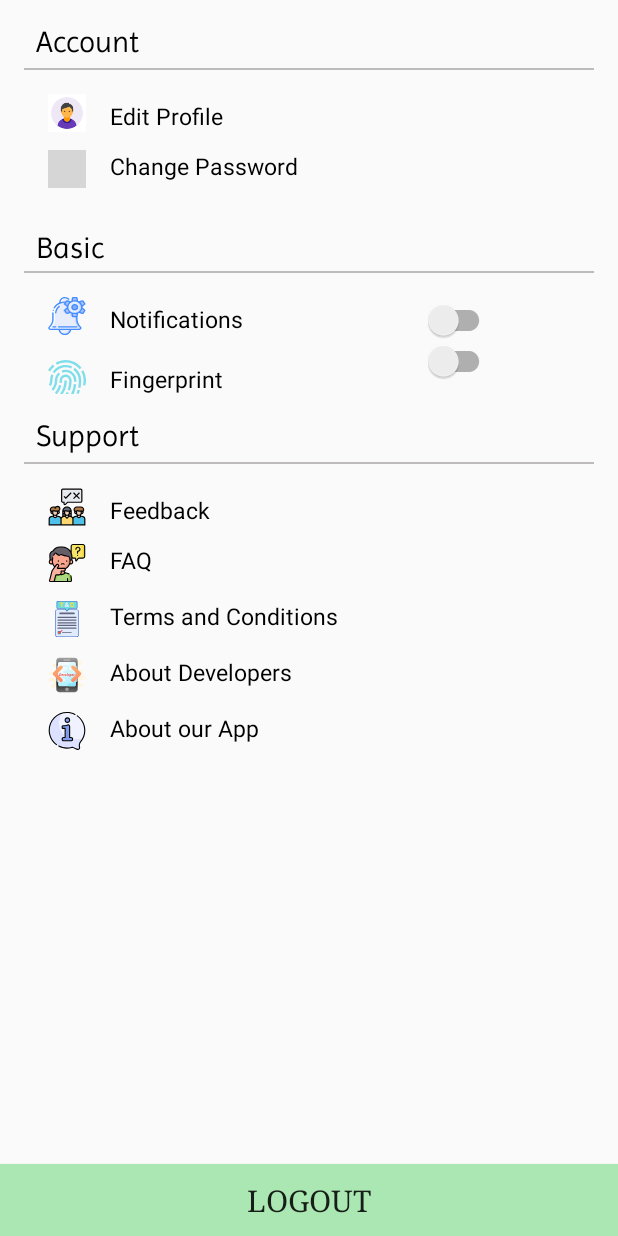
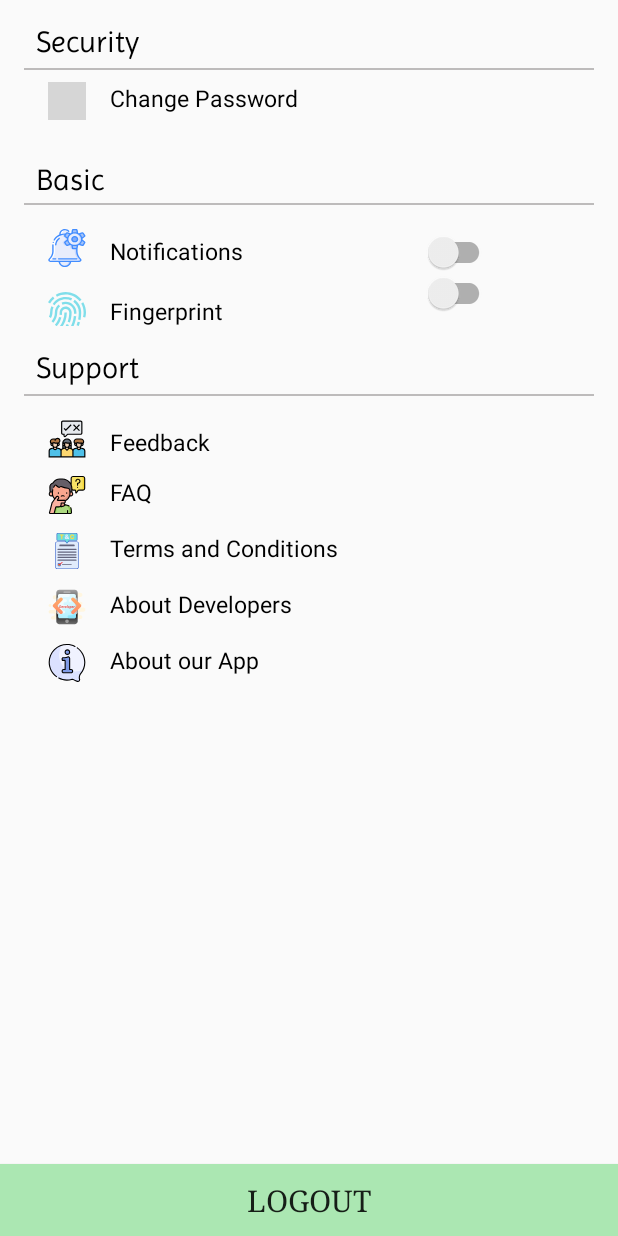
Before and after one commit to abhinendra23/Scan2Equip-Mechanic, an Android app: the SettingActivity screen opened directly, with no data from a screen before it, on a phone screen of 412 x 824 dp. Run offline under Robolectric (Android 15) with nearby library versions, the phone set to English and light mode, and no system bars; our stand-ins replace Firebase (no records; nobody signed in at launch, a user with empty details on screens opened directly); libraries missing offline, so code that uses them is left out: com.suke.widget; plain views replace SwitchButton; grey boxes are pictures that could not be loaded.

Commit message:
Machine info

```diff
--- a/app/src/main/res/layout/activity_setting.xml
+++ b/app/src/main/res/layout/activity_setting.xml
@@ -5,6 +5,7 @@
     android:layout_width="match_parent"
     android:layout_height="match_parent"
     android:orientation="vertical"
+
     tools:context=".SettingActivity">
 
     <LinearLayout
@@ -22,7 +23,7 @@
         <TextView
             android:layout_width="wrap_content"
             android:layout_height="wrap_content"
-            android:text="Account"
+            android:text="Security"
             android:fontFamily="@font/imprima"
             android:textColor="#000000"
             android:textSize="20sp"
@@ -37,39 +38,39 @@
             android:background="#BDBBBB"
             />
 
-        <LinearLayout
-            android:layout_width="match_parent"
-            android:layout_height="wrap_content"
-            android:orientation="horizontal"
-            android:id="@+id/edit_profile_ll">
+<!--        <LinearLayout-->
+<!--            android:layout_width="match_parent"-->
+<!--            android:layout_height="wrap_content"-->
+<!--            android:orientation="horizontal"-->
+<!--            android:id="@+id/edit_profile_ll">-->
 
-            <ImageView
-                android:layout_width="wrap_content"
-                android:layout_height="wrap_content"
-                android:src="@drawable/edit_account_img"
-                android:adjustViewBounds="true"
-                android:maxWidth="25dp"
-                android:maxHeight="25dp"
-                android:scaleType="fitCenter"
-                android:layout_marginLeft="16dp"
-                android:layout_marginTop="16dp"
-                />
+<!--            <ImageView-->
+<!--                android:layout_width="wrap_content"-->
+<!--                android:layout_height="wrap_content"-->
+<!--                android:src="@drawable/edit_account_img"-->
+<!--                android:adjustViewBounds="true"-->
+<!--                android:maxWidth="25dp"-->
+<!--                android:maxHeight="25dp"-->
+<!--                android:scaleType="fitCenter"-->
+<!--                android:layout_marginLeft="16dp"-->
+<!--                android:layout_marginTop="16dp"-->
+<!--                />-->
 
-            <TextView
-                android:layout_width="match_parent"
-                android:layout_height="wrap_content"
-                android:id="@+id/edit_profile_tv"
-                android:text="Edit Profile"
-                android:textColor="#000000"
-                android:layout_marginLeft="16dp"
-                android:layout_marginTop="16dp"
-                android:layout_marginBottom="8dp"
-                android:layout_gravity="center_vertical"
-                app:layout_constraintLeft_toLeftOf="parent"
-                android:textSize="15sp"
-                app:layout_constraintTop_toTopOf="parent" />
+<!--            <TextView-->
+<!--                android:layout_width="match_parent"-->
+<!--                android:layout_height="wrap_content"-->
+<!--                android:id="@+id/edit_profile_tv"-->
+<!--                android:text="Edit Profile"-->
+<!--                android:textColor="#000000"-->
+<!--                android:layout_marginLeft="16dp"-->
+<!--                android:layout_marginTop="16dp"-->
+<!--                android:layout_marginBottom="8dp"-->
+<!--                android:layout_gravity="center_vertical"-->
+<!--                app:layout_constraintLeft_toLeftOf="parent"-->
+<!--                android:textSize="15sp"-->
+<!--                app:layout_constraintTop_toTopOf="parent" />-->
 
-        </LinearLayout>
+<!--        </LinearLayout>-->
         <LinearLayout
             android:layout_width="match_parent"
             android:layout_height="wrap_content"
```
Also changed, not shown: app/src/main/res/layout/activity_update.xml (+34 -20 lines).
